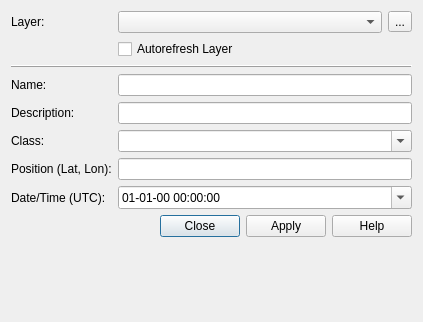
Qt form place_marker_dialog_base.ui (jrenken/qgis-PlaceMarker) before a commit.
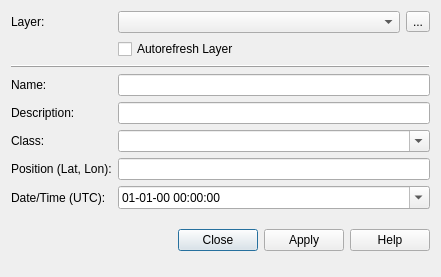
The same form after that commit. Custom widgets are drawn as their Qt base class.

Commit message: allow to set and edit the marker position by hand, experimental

Patch:
```diff
--- a/place_marker_dialog_base.ui
+++ b/place_marker_dialog_base.ui
@@ -6,8 +6,8 @@
    <rect>
     <x>0</x>
     <y>0</y>
-    <width>423</width>
-    <height>322</height>
+    <width>441</width>
+    <height>277</height>
    </rect>
   </property>
   <property name="windowTitle">
@@ -119,7 +119,7 @@
    <item row="6" column="1">
     <widget class="QLineEdit" name="lineEditPosition">
      <property name="readOnly">
-      <bool>true</bool>
+      <bool>false</bool>
      </property>
     </widget>
    </item>
@@ -151,6 +151,12 @@
    </item>
    <item row="8" column="0" colspan="2">
     <widget class="QDialogButtonBox" name="button_box">
+     <property name="sizePolicy">
+      <sizepolicy hsizetype="Expanding" vsizetype="MinimumExpanding">
+       <horstretch>0</horstretch>
+       <verstretch>0</verstretch>
+      </sizepolicy>
+     </property>
      <property name="focusPolicy">
       <enum>Qt::NoFocus</enum>
      </property>
```
The commit also changes 3 other files.
